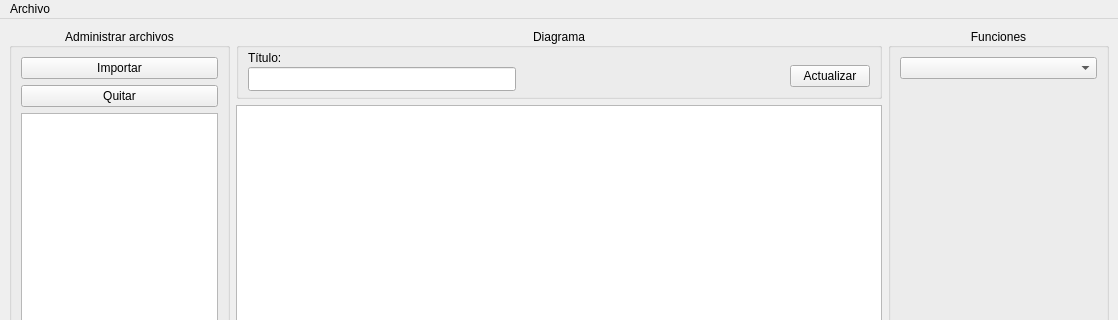
Old version of the form ppcc/mainwindow.ui in the repository ErnestoVivas/Multiconsult-ppcc; both pictures show x 0 to 1118 and y 0 to 320 of the 1118 by 663 pixel window.
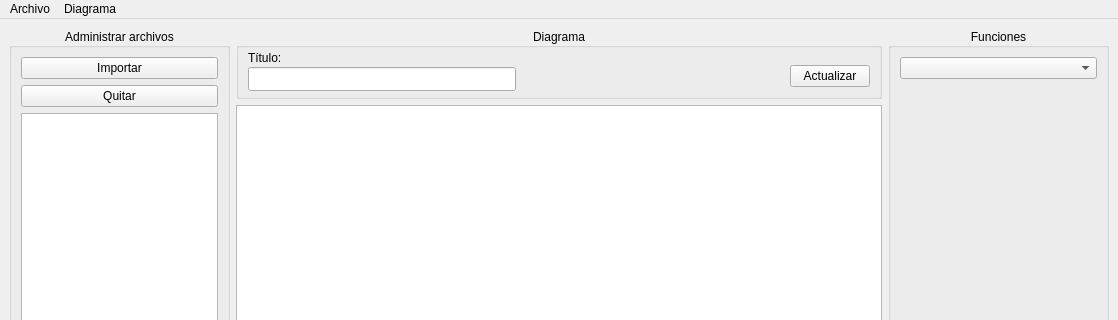
New version of the form. Custom widgets are drawn as their Qt base class.

The edit to the form file:
```diff
--- a/ppcc/mainwindow.ui
+++ b/ppcc/mainwindow.ui
@@ -327,7 +327,17 @@
     <addaction name="separator"/>
     <addaction name="menuQuit"/>
    </widget>
+   <widget class="QMenu" name="menuDiagrama">
+    <property name="title">
+     <string>Diagrama</string>
+    </property>
+    <addaction name="actionElegir_funci_n"/>
+    <addaction name="actionGenerar_Diagrama"/>
+    <addaction name="actionConfigurar"/>
+    <addaction name="actionExportar"/>
+   </widget>
    <addaction name="menuFile"/>
+   <addaction name="menuDiagrama"/>
   </widget>
   <widget class="QStatusBar" name="statusbar"/>
   <action name="menuImportDocuments">
```
Left out of the diff: 26 changed lines with no effect on the pictures.
